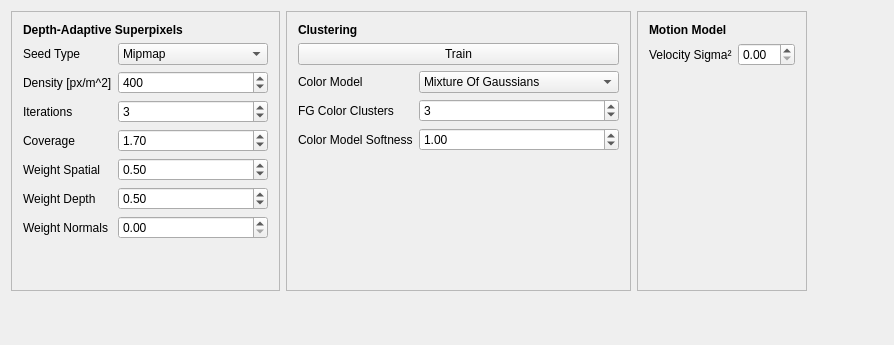
Before: the Qt Designer form KinectSuperPoints/src/SuperPoints/KinectSuperPoints/WdgtSuperpixelParameters.ui in Danvil/dasp, drawn with Qt 5.
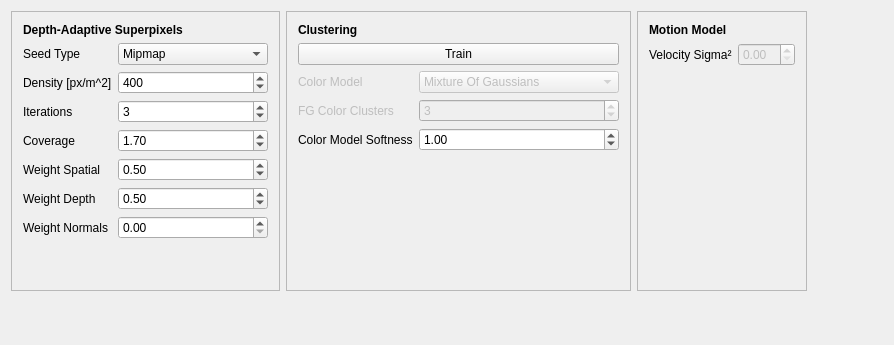
After: the same form once the commit is applied.

Commit message: Disabled unused gui elements

The edit to the form file:
```diff
--- a/KinectSuperPoints/src/SuperPoints/KinectSuperPoints/WdgtSuperpixelParameters.ui
+++ b/KinectSuperPoints/src/SuperPoints/KinectSuperPoints/WdgtSuperpixelParameters.ui
@@ -257,6 +257,9 @@
       </item>
       <item row="2" column="0">
        <widget class="QLabel" name="label_10">
+        <property name="enabled">
+         <bool>false</bool>
+        </property>
         <property name="text">
          <string>Color Model</string>
         </property>
@@ -264,6 +267,9 @@
       </item>
       <item row="2" column="1">
        <widget class="QComboBox" name="comboBoxColorModel">
+        <property name="enabled">
+         <bool>false</bool>
+        </property>
         <property name="minimumSize">
          <size>
           <width>200</width>
@@ -279,6 +285,9 @@
       </item>
       <item row="3" column="0">
        <widget class="QLabel" name="label_11">
+        <property name="enabled">
+         <bool>false</bool>
+        </property>
         <property name="text">
          <string>FG Color Clusters</string>
         </property>
@@ -286,6 +295,9 @@
       </item>
       <item row="3" column="1">
        <widget class="QSpinBox" name="spinBoxColorClusters">
+        <property name="enabled">
+         <bool>false</bool>
+        </property>
         <property name="minimum">
          <number>1</number>
         </property>
@@ -389,7 +401,11 @@
        </widget>
       </item>
       <item row="1" column="1">
-       <widget class="QDoubleSpinBox" name="doubleSpinBoxMotionSigma2"/>
+       <widget class="QDoubleSpinBox" name="doubleSpinBoxMotionSigma2">
+        <property name="enabled">
+         <bool>false</bool>
+        </property>
+       </widget>
       </item>
      </layout>
     </widget>
```
